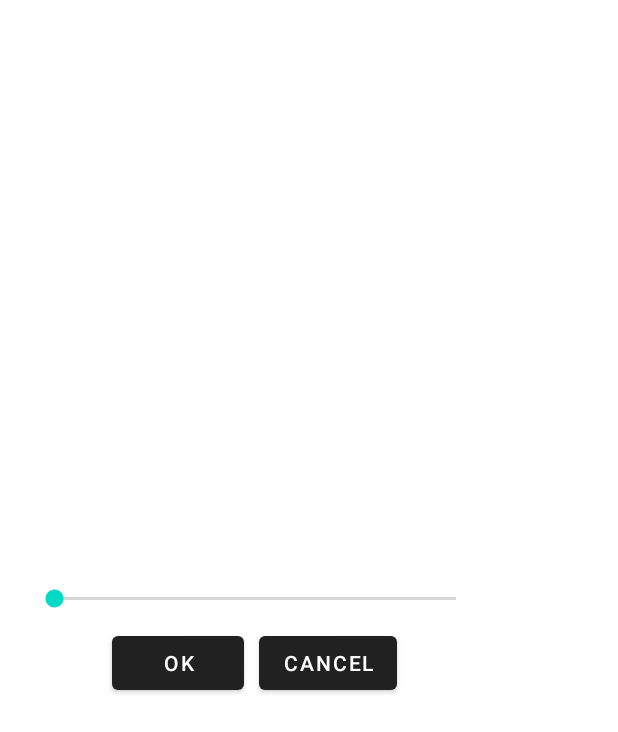
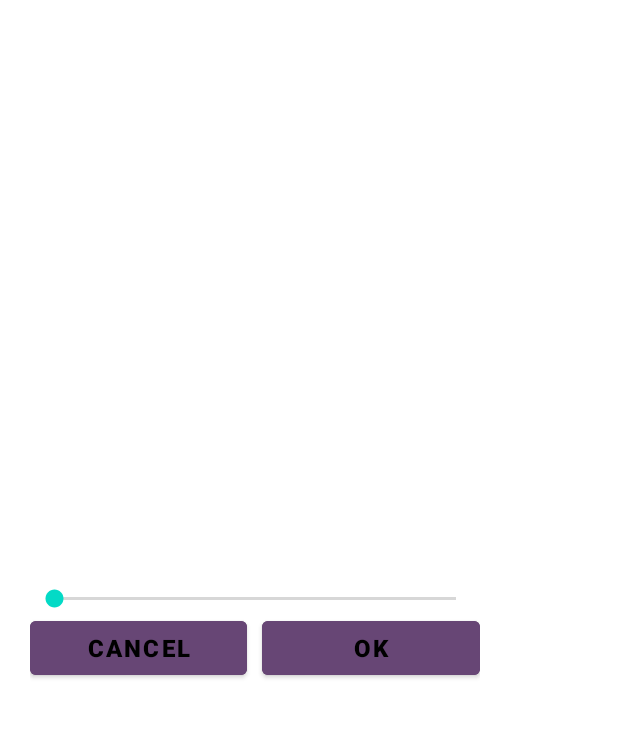
Before and after one commit to Siond5/Paintrest, an Android app: the layout dialog_color_picker.xml on its own in the app's theme, with its tools: preview values and no code run, on a phone screen of 412 x 824 dp. Shown: the top 732 px of the screen. Run offline under Robolectric (Android 15) with nearby library versions, the phone set to English and light mode, and no system bars.

Commit message:
minor changes

```diff
--- a/app/src/main/java/com/example/login/SignupActivity.java
+++ b/app/src/main/java/com/example/login/SignupActivity.java
@@ -114,7 +114,7 @@ public class SignupActivity extends AppCompatActivity implements View.OnClickLis
                                 if (task.isSuccessful()) {
                                     try {
                                         MyUser user = new MyUser(firstname, lastname, phone, yob);
-                                        Colors color = new Colors();
+                                        Colors color = new Colors(SignupActivity.this);
 
                                         FirebaseFirestore store = FirebaseFirestore.getInstance();
                                         store.collection("users")
--- a/app/src/main/res/layout/dialog_color_picker.xml
+++ b/app/src/main/res/layout/dialog_color_picker.xml
@@ -27,20 +27,28 @@
         android:layout_width="match_parent"
         android:layout_height="wrap_content"
         android:gravity="center"
-        android:orientation="horizontal"
-        android:layout_marginTop="10dp">
+        android:orientation="horizontal">
+
+        <Button
+            android:id="@+id/btnCancel"
+            android:layout_width="0dp"
+            android:layout_height="wrap_content"
+            android:layout_weight="1"
+            android:textSize="16dp"
+            style="@style/BoldText"
+            android:layout_marginEnd="10dp"
+            android:backgroundTint="@color/button"
+            android:text="Cancel" />
 
         <Button
             android:id="@+id/btnOk"
-            android:layout_width="wrap_content"
+            android:layout_width="0dp"
             android:layout_height="wrap_content"
-            android:layout_marginEnd="10dp"
+            android:layout_weight="1"
+            android:textSize="16dp"
+            style="@style/BoldText"
+            android:backgroundTint="@color/button"
             android:text="OK" />
 
-        <Button
-            android:id="@+id/btnCancel"
-            android:layout_width="wrap_content"
-            android:layout_height="wrap_content"
-            android:text="Cancel" />
     </LinearLayout>
 </LinearLayout>
```
Also changed, not shown: app/src/main/java/com/example/login/Colors.java (+7 -2 lines), app/src/main/res/layout/fragment_user_details.xml (+3 -6 lines).
